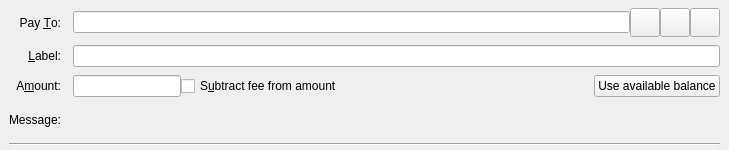
Before: the Qt Designer form src/qt/forms/sendcoinsentry.ui in biblepay/biblepay, drawn with Qt 5.
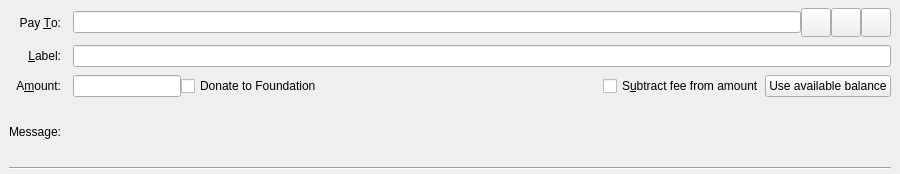
After: the same form once the commit is applied. Custom widgets are drawn as their Qt base class.

Commit message: 0.17.0.8 - Mandatory Upgrade - Add feature autolock utxo stakes: Must populate "unchainedaddress=nnn" in your config.file to use this. - Modify superblock calculation, to allow daily superblocks to be accepted. - Add toolbar buttons for Prayer Requests, Forum to the left menu - Add Donate To Foundation in Send Money - Add Portfolio Builder transaction list icon for received rewards - Add more of our custom icons for future use - Add icons to toolbar buttons - Add advanced txdesc HTML drill in from txlist->double click (similar to what classic has)

```diff
--- a/src/qt/forms/sendcoinsentry.ui
+++ b/src/qt/forms/sendcoinsentry.ui
@@ -6,8 +6,8 @@
    <rect>
     <x>0</x>
     <y>0</y>
-    <width>729</width>
-    <height>150</height>
+    <width>900</width>
+    <height>174</height>
    </rect>
   </property>
   <property name="focusPolicy">
@@ -155,6 +155,20 @@
       <item>
        <widget class="BitcoinAmountField" name="payAmount"/>
       </item>
+     
+      
+            <item>
+             <widget class="QCheckBox" name="checkboxDonateToFoundation">
+              <property name="toolTip">
+               <string>Donate BiblePay to our foundation; the entire amount will be spent on good causes, such as orphan-charity.</string>
+              </property>
+              <property name="text">
+               <string>Donate to Foundation</string>
+              </property>
+             </widget>
+            </item>
+
+     
       <item>
        <widget class="QCheckBox" name="checkboxSubtractFeeFromAmount">
         <property name="toolTip">
```
Left out of the diff: 1 changed line with no effect on the pictures. Lines whose indentation alone changed are shown as unchanged. The commit also changes 36 other files.
